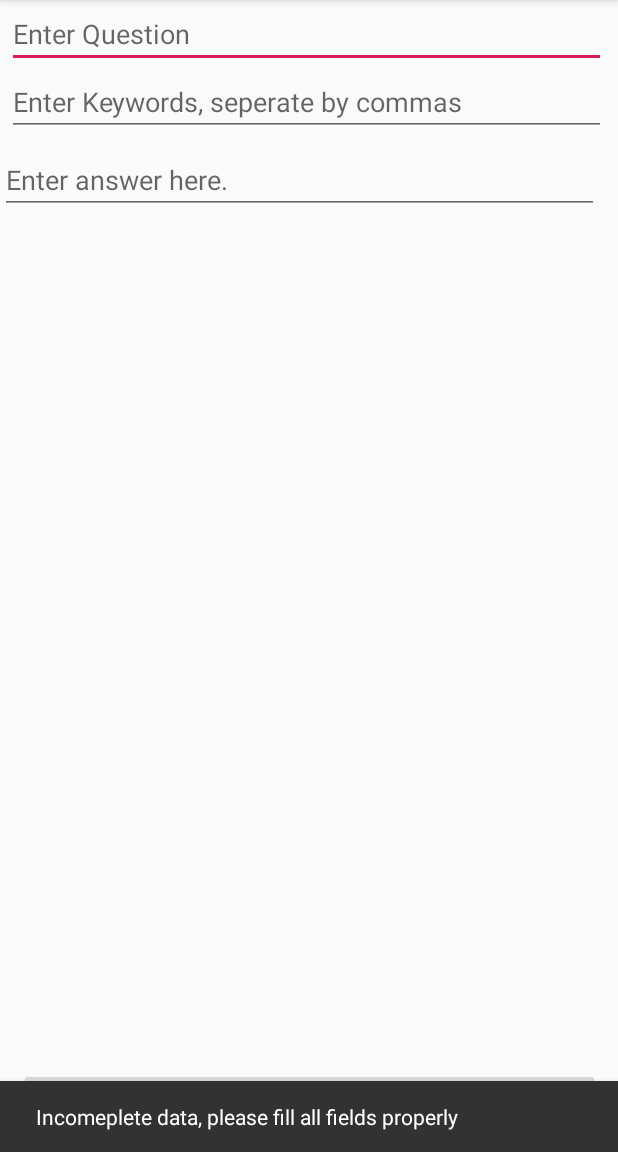
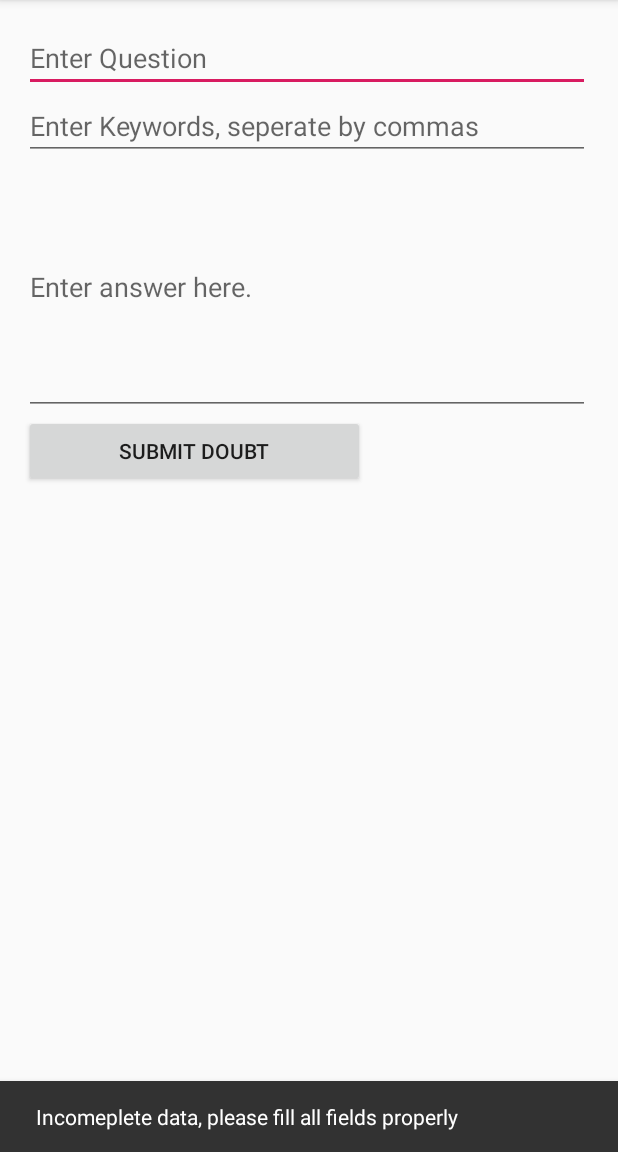
Before and after one commit to rockeypandit/classroom, an Android app: the AddDoubt screen opened directly, with no data from a screen before it, after a tap on "SUBMIT DOUBT", on a phone screen of 412 x 824 dp, the part 84-1236 px from its top. Run offline under Robolectric (Android 15) with nearby library versions, the phone set to English and light mode, and no system bars; our stand-ins replace Firebase (no records; nobody signed in at launch, a user with empty details on screens opened directly).

Commit message:
Improved Doubt Layouts and main_menu functionality.

```diff
--- a/app/src/main/java/com/example/classroom/AddDoubt.java
+++ b/app/src/main/java/com/example/classroom/AddDoubt.java
@@ -53,6 +53,7 @@ public class AddDoubt extends AppCompatActivity {
                         public void onSuccess(Void aVoid) {
                             Snackbar succesSnackbar = Snackbar.make(v, "Successfully Added Doubt.", Snackbar.LENGTH_SHORT);
                             succesSnackbar.show();
+                            Doubts.loadDoubtsfromDB();
                             startActivity(new Intent(v.getContext(), MainActivity.class));
                         }
                     });
--- a/app/src/main/java/com/example/classroom/Register.java
+++ b/app/src/main/java/com/example/classroom/Register.java
@@ -218,13 +218,7 @@ public class Register extends AppCompatActivity {
 
 
                 }
-
-
             }
         });
-
-
     }
-
-
 }
--- a/app/src/main/res/layout/add_doubt.xml
+++ b/app/src/main/res/layout/add_doubt.xml
@@ -1,15 +1,16 @@
 <?xml version="1.0" encoding="utf-8"?>
-<android.support.constraint.ConstraintLayout xmlns:android="http://schemas.android.com/apk/res/android"
+<LinearLayout xmlns:android="http://schemas.android.com/apk/res/android"
     xmlns:app="http://schemas.android.com/apk/res-auto"
     xmlns:tools="http://schemas.android.com/tools"
+    android:orientation="vertical"
     android:layout_width="match_parent"
-    android:layout_height="match_parent">
+    android:layout_height="match_parent"
+    android:padding="16dp">
 
     <EditText
         android:id="@+id/questionEditText"
-        android:layout_width="399dp"
+        android:layout_width="377dp"
         android:layout_height="wrap_content"
-        android:layout_margin="8dp"
         android:layout_marginEnd="8dp"
         android:ems="10"
         android:hint="Enter Question"
@@ -17,14 +18,12 @@
         app:layout_constraintEnd_toEndOf="parent"
         app:layout_constraintHorizontal_bias="1.0"
         app:layout_constraintStart_toStartOf="parent"
-        tools:layout_editor_absoluteY="5dp" />
+        tools:layout_editor_absoluteY="16dp" />
 
     <EditText
         android:id="@+id/keywordsEditText"
-        android:layout_width="399dp"
+        android:layout_width="377dp"
         android:layout_height="wrap_content"
-        android:layout_marginStart="8dp"
-        android:layout_marginEnd="8dp"
         android:ems="10"
         android:hint="Enter Keywords, seperate by commas"
         android:inputType="textPersonName"
@@ -35,25 +34,23 @@
 
     <EditText
         android:id="@+id/answerEditText"
-        android:layout_width="399dp"
-        android:layout_height="44dp"
-        android:layout_marginTop="8dp"
+        android:layout_width="377dp"
+        android:layout_height="170dp"
         android:ems="10"
         android:hint="Enter answer here."
         android:inputType="textMultiLine"
-        app:layout_constraintTop_toBottomOf="@+id/keywordsEditText"
-        tools:layout_editor_absoluteX="6dp" />
+        app:layout_constraintEnd_toEndOf="parent"
+        app:layout_constraintHorizontal_bias="1.0"
+        app:layout_constraintStart_toStartOf="parent"
+        app:layout_constraintTop_toBottomOf="@+id/keywordsEditText" />
 
     <Button
         android:id="@+id/submitButton"
-        android:layout_width="387dp"
+        android:layout_width="227dp"
         android:layout_height="wrap_content"
-        android:layout_marginStart="8dp"
-        android:layout_marginEnd="8dp"
-        android:layout_marginBottom="8dp"
         android:text="SUBMIT DOUBT"
         app:layout_constraintBottom_toBottomOf="parent"
         app:layout_constraintEnd_toEndOf="parent"
         app:layout_constraintStart_toStartOf="parent" />
 
-</android.support.constraint.ConstraintLayout>
+</LinearLayout>
--- a/app/src/main/res/layout/doubt.xml
+++ b/app/src/main/res/layout/doubt.xml
@@ -26,7 +26,7 @@
     <android.support.v7.widget.RecyclerView
         android:id="@+id/doubts_recycler_view"
         android:layout_width="match_parent"
-        android:layout_height="wrap_content"
+        android:layout_height="match_parent"
         android:layout_marginTop="45dp"
         android:layout_marginBottom="10dp"
         android:padding="10dp">
--- a/app/src/main/res/layout/doubt_item.xml
+++ b/app/src/main/res/layout/doubt_item.xml
@@ -2,7 +2,7 @@
 <LinearLayout xmlns:android="http://schemas.android.com/apk/res/android"
     xmlns:tools="http://schemas.android.com/tools"
     android:layout_width="match_parent"
-    android:layout_height="match_parent"
+    android:layout_height="wrap_content"
     android:orientation="vertical">
 
     <TextView
```
Also changed, not shown: app/src/main/java/com/example/classroom/DoubtModel.java (+16 -12 lines), app/src/main/java/com/example/classroom/Doubts.java (+74 -5 lines), app/src/main/java/com/example/classroom/MainActivity.java (+17 -14 lines), app/src/main/java/com/example/classroom/SplashScreen.java (+7 -8 lines), app/src/main/java/com/example/classroom/personalChat/PersonalChat.java (+35 -80 lines), app/src/main/res/menu/menu_main.xml (+15 -3 lines).
